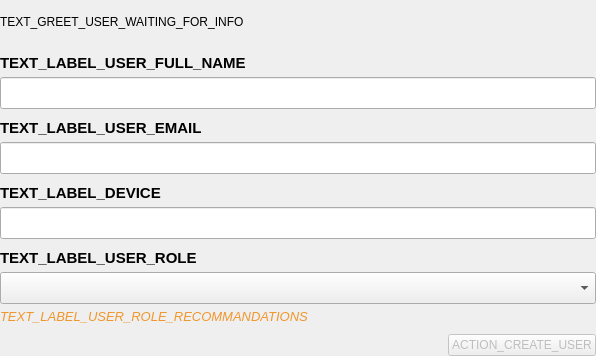
Old version of the form guardata/client/gui/forms/greet_user_check_info_widget.ui in the repository bitlogik/guardata.
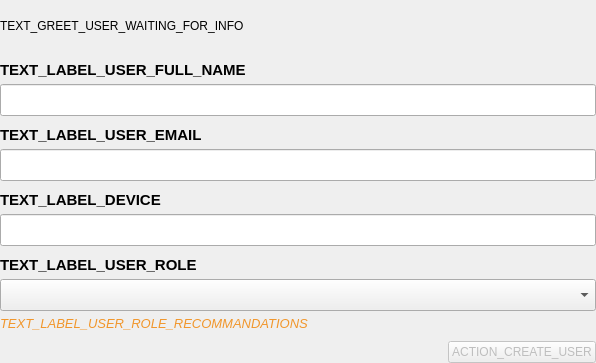
New version of the form.

Diff of the .ui file:
```diff
--- a/guardata/client/gui/forms/greet_user_check_info_widget.ui
+++ b/guardata/client/gui/forms/greet_user_check_info_widget.ui
@@ -7,7 +7,7 @@
     <x>0</x>
     <y>0</y>
     <width>596</width>
-    <height>356</height>
+    <height>363</height>
    </rect>
   </property>
   <property name="windowTitle">
```
Left out of the diff: 3 changed lines with no effect on the pictures.
